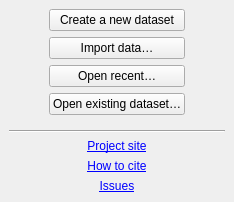
Above: src/rc_metastudio/forms/welcome_page.ui from AliSalman-et-al/rc-metastudio before the change. Below: the same form after it.
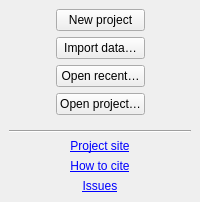
That is the form after the change. Icons and pictures are not drawn.

The edit to the form file:
```diff
--- a/src/rc_metastudio/forms/welcome_page.ui
+++ b/src/rc_metastudio/forms/welcome_page.ui
@@ -20,7 +20,7 @@
    <string>WizardPage</string>
   </property>
   <property name="title">
-   <string>Start a review</string>
+   <string>Start a project</string>
   </property>
   <layout class="QVBoxLayout" name="workflowPageLayout">
    <property name="leftMargin"><number>0</number></property>
@@ -55,7 +55,7 @@
        <item>
         <widget class="QPushButton" name="create_new_btn">
          <property name="text">
-          <string>Create a new dataset</string>
+          <string>New project</string>
          </property>
          <property name="icon">
           <iconset resource="../images/icons.qrc">
@@ -88,7 +88,7 @@
        <item>
         <widget class="QPushButton" name="open_btn">
          <property name="text">
-          <string>Open existing dataset…</string>
+          <string>Open project…</string>
          </property>
          <property name="icon">
           <iconset resource="../images/icons.qrc">
@@ -154,7 +154,7 @@
         <bool>true</bool>
        </property>
        <property name="text">
-        <string>&lt;a href=&quot;https://www.jstatsoft.org/article/view/v049i05&quot;&gt;How to cite&lt;/a&gt;</string>
+        <string>&lt;a href=&quot;https://github.com/AliSalman-et-al/rc-metastudio/blob/master/CITATION.cff&quot;&gt;How to cite&lt;/a&gt;</string>
        </property>
        <property name="alignment">
         <set>Qt::AlignCenter</set>
```
